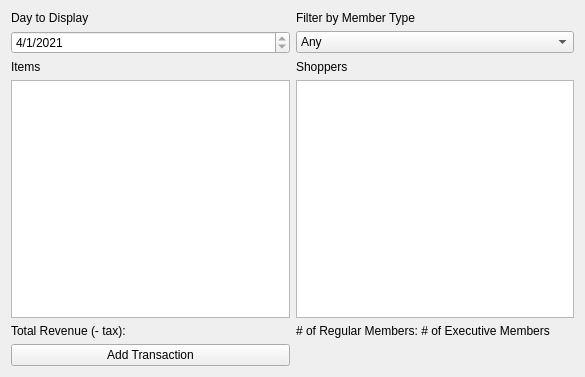
This is Bulk-Club/salesreportwidget.ui in rhellwege/Bulk-Club as Qt 5 draws it before an edit. The edited form follows.
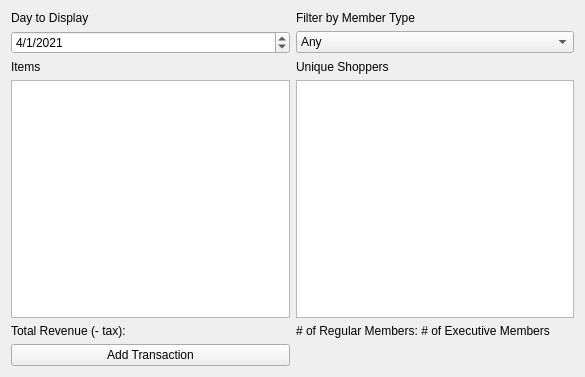
This is the edited form.

Diff of the .ui file:
```diff
--- a/Bulk-Club/salesreportwidget.ui
+++ b/Bulk-Club/salesreportwidget.ui
@@ -50,7 +50,7 @@
    <item row="2" column="1">
     <widget class="QLabel" name="labelMembers">
      <property name="text">
-      <string>Shoppers</string>
+      <string>Unique Shoppers</string>
      </property>
     </widget>
    </item>
@@ -95,14 +95,24 @@
        <hour>23</hour>
        <minute>59</minute>
        <second>59</second>
-       <year>2021</year>
+       <year>9999</year>
        <month>4</month>
-       <day>10</day>
+       <day>11</day>
+      </datetime>
+     </property>
+     <property name="minimumDateTime">
+      <datetime>
+       <hour>1</hour>
+       <minute>0</minute>
+       <second>0</second>
+       <year>1900</year>
+       <month>4</month>
+       <day>1</day>
       </datetime>
      </property>
      <property name="minimumDate">
       <date>
-       <year>2021</year>
+       <year>1900</year>
        <month>4</month>
        <day>1</day>
       </date>
```
